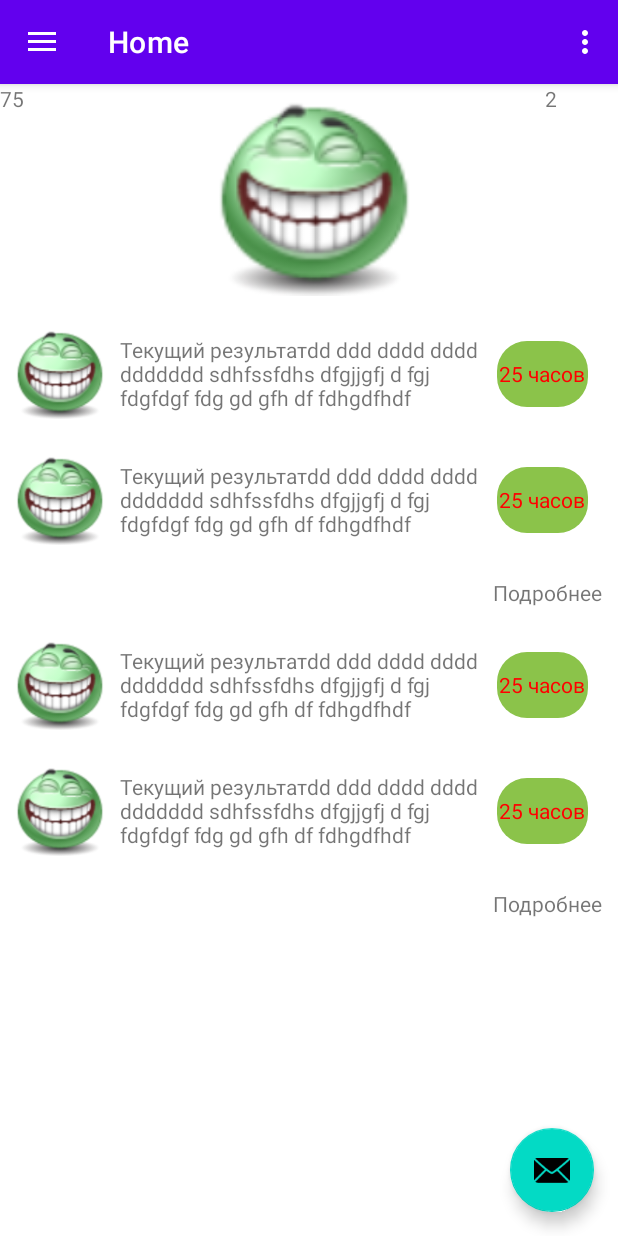
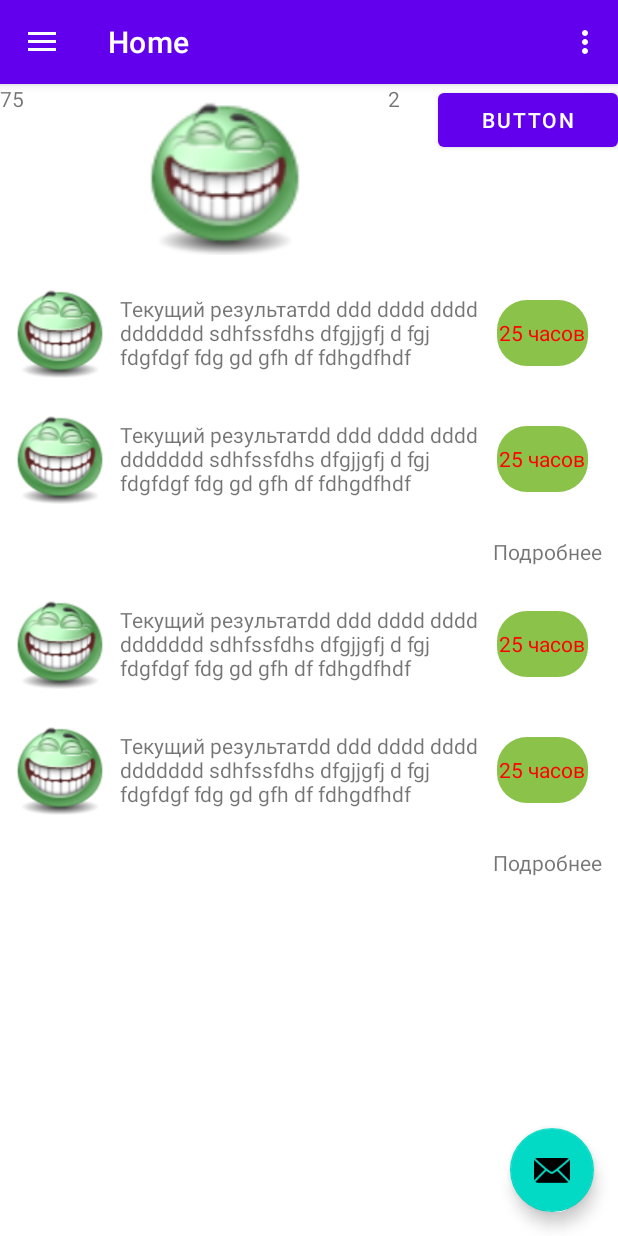
Before and after one commit to KirillMaglysh/UseTime, an Android app: the screen it shows after launch (MainActivity), on a phone screen of 412 x 824 dp. Run offline under Robolectric (Android 15) with nearby library versions, the phone set to English and light mode, and no system bars; our stand-ins replace navigation-ui; libraries missing offline, so code that uses them is left out: com.j256.ormlite; 2 statements that could not run were skipped.

```diff
--- a/app/src/main/java/ru/mksoft/android/use/time/use/time/use/time/motivator/MainActivity.java
+++ b/app/src/main/java/ru/mksoft/android/use/time/use/time/use/time/motivator/MainActivity.java
@@ -18,14 +18,10 @@ import androidx.navigation.ui.NavigationUI;
 import com.google.android.material.navigation.NavigationView;
 import com.google.android.material.snackbar.Snackbar;
 import ru.mksoft.android.use.time.use.time.use.time.motivator.databinding.ActivityMainBinding;
-import ru.mksoft.android.use.time.use.time.use.time.motivator.model.Category;
-import ru.mksoft.android.use.time.use.time.use.time.motivator.model.TrackedApp;
-import ru.mksoft.android.use.time.use.time.use.time.motivator.model.dao.DbHelperFactory;
 
-import java.sql.SQLException;
+import java.util.ArrayList;
 import java.util.Calendar;
 import java.util.List;
-import java.util.stream.Collectors;
 
 public class MainActivity extends AppCompatActivity {
     private static final String TAG = MainActivity.class.getSimpleName();
@@ -48,6 +44,7 @@ public class MainActivity extends AppCompatActivity {
                         .setAction("Action", null).show();
             }
         });
+
         DrawerLayout drawer = binding.drawerLayout;
         NavigationView navigationView = binding.navView;
         // Passing each menu ID as a set of Ids because each
@@ -62,10 +59,12 @@ public class MainActivity extends AppCompatActivity {
 
         final PackageManager pm = this.getPackageManager();
         List<ApplicationInfo> packages = pm.getInstalledApplications(PackageManager.GET_META_DATA);
-        List<ApplicationInfo> infoList = packages
-                .stream()
-                .filter(applicationInfo -> (applicationInfo.flags & ApplicationInfo.FLAG_SYSTEM) == 0)
-                .collect(Collectors.toList());
+        List<ApplicationInfo> infoList = new ArrayList<>(packages);
+        for (ApplicationInfo applicationInfo : infoList) {
+            if (applicationInfo.category != ApplicationInfo.CATEGORY_UNDEFINED && !applicationInfo.toString().contains("com.android")) {
+                Log.d("QQQ", applicationInfo.toString());
+            }
+        }
 
         Calendar beginCal = Calendar.getInstance();
         beginCal.set(Calendar.DATE, 1);
--- a/app/src/main/java/ru/mksoft/android/use/time/use/time/use/time/motivator/ui/home/HomeFragment.java
+++ b/app/src/main/java/ru/mksoft/android/use/time/use/time/use/time/motivator/ui/home/HomeFragment.java
@@ -6,9 +6,7 @@ import android.view.View;
 import android.view.ViewGroup;
 import android.widget.TextView;
 import androidx.annotation.NonNull;
-import androidx.annotation.Nullable;
 import androidx.fragment.app.Fragment;
-import androidx.lifecycle.Observer;
 import androidx.lifecycle.ViewModelProvider;
 import ru.mksoft.android.use.time.use.time.use.time.motivator.R;
 import ru.mksoft.android.use.time.use.time.use.time.motivator.databinding.FragmentHomeBinding;
@@ -31,6 +29,7 @@ public class HomeFragment extends Fragment {
 
         binding = FragmentHomeBinding.inflate(inflater, container, false);
         View root = binding.getRoot();
+        binding.catStateLayout.button.setOnClickListener(view -> binding.catStateLayout.catImage.setImageResource(R.drawable.angry_64x64));
 
 //        final TextView textView1 = binding.text1;
 //        textView1.setText("25 hours");
@@ -54,7 +53,7 @@ public class HomeFragment extends Fragment {
         }
 
         ShortSummaryBinding shortSummary1 = binding.shortSummary1;
-        shortSummary1.currentPurposeCard.description.setText(allApps.get(0).getName());
+//        shortSummary1.currentPurposeCard.description.setText(allApps.get(0).getName());
         return root;
     }
 
--- a/app/src/main/res/layout/cat_layout.xml
+++ b/app/src/main/res/layout/cat_layout.xml
@@ -47,5 +47,9 @@
         />
 
     </LinearLayout>
+    <Button
+            android:text="Button"
+            android:layout_width="wrap_content"
+            android:layout_height="wrap_content" android:id="@+id/button" android:layout_weight="1"/>
 
 </LinearLayout>
```
Also changed, not shown: app/build.gradle (+7 -6 lines), app/src/main/AndroidManifest.xml (+9 -2 lines).
